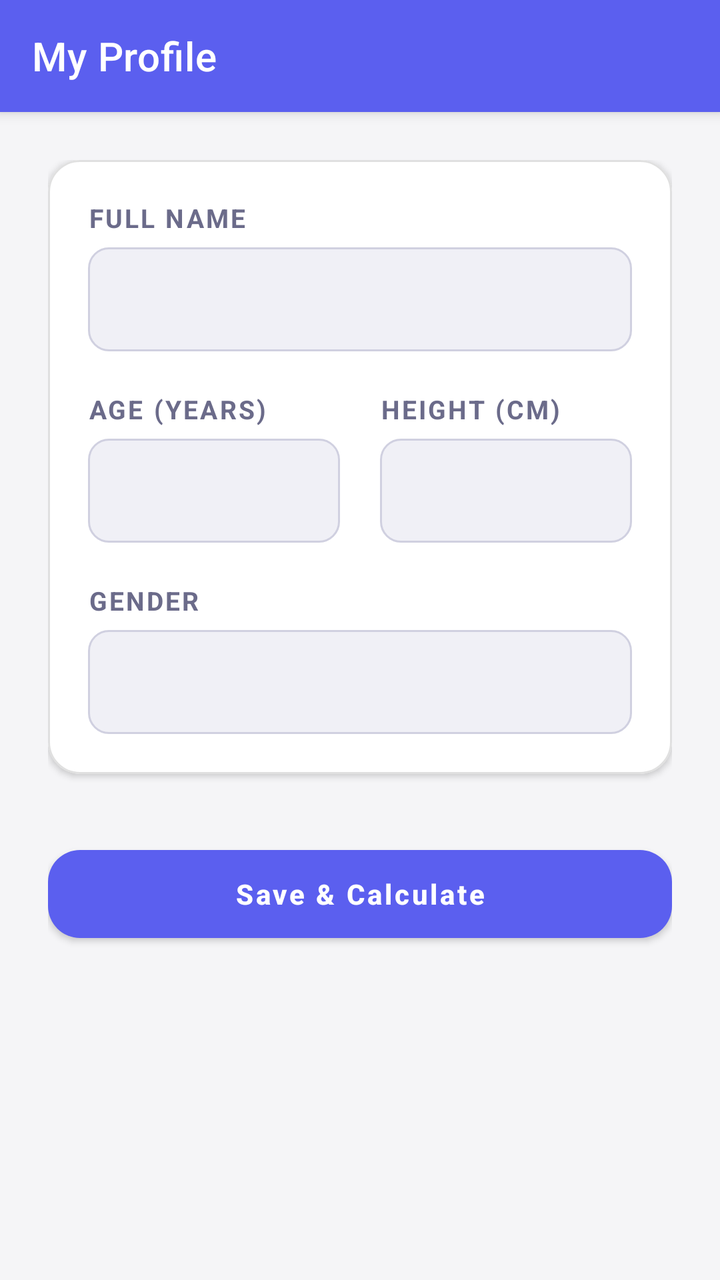
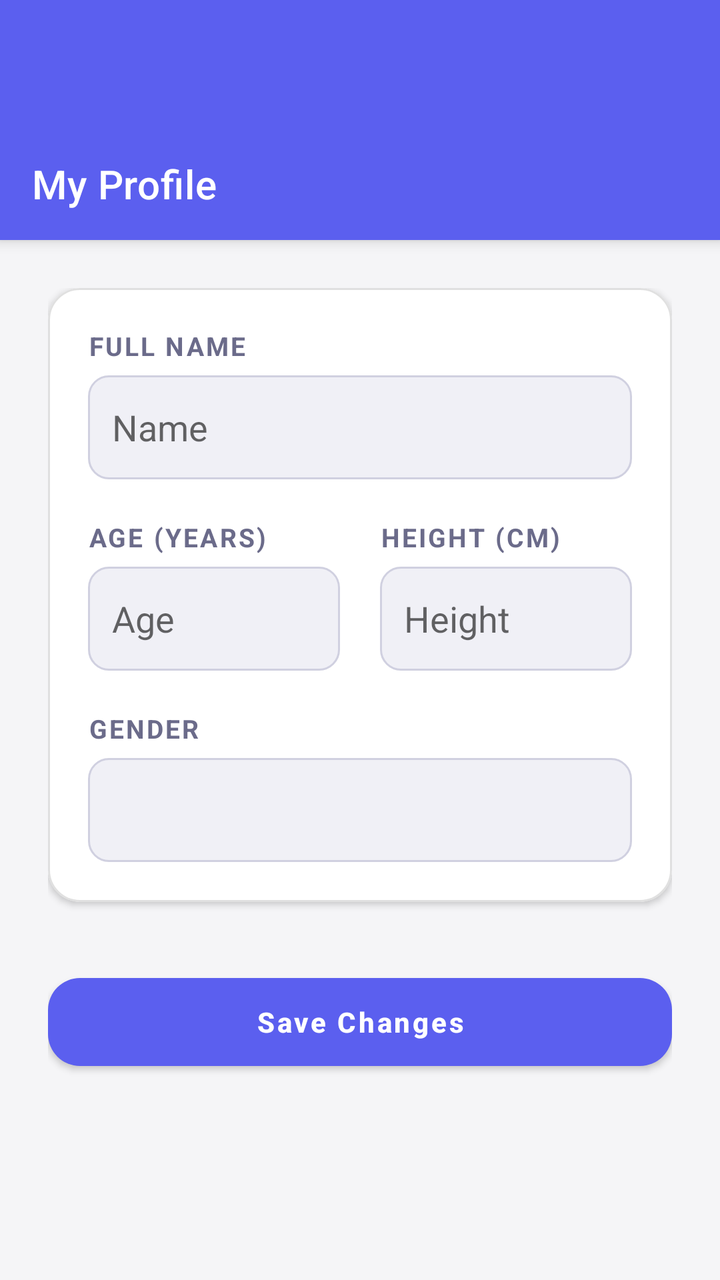

Compare the two renders of this Android layout. The source of the first and the diff that turns it into the second are given below.
<!-- AndroidManifest.xml: application theme Theme.DailyRoutine -->
<!-- res/layout/activity_profile.xml -->
<?xml version="1.0" encoding="utf-8"?>
<androidx.coordinatorlayout.widget.CoordinatorLayout xmlns:android="http://schemas.android.com/apk/res/android"
    xmlns:app="http://schemas.android.com/apk/res-auto"
    android:layout_width="match_parent"
    android:layout_height="match_parent"
    android:background="@color/bgPage">

    <com.google.android.material.appbar.AppBarLayout
        android:layout_width="match_parent"
        android:layout_height="wrap_content"
        android:background="@color/primary">

        <androidx.appcompat.widget.Toolbar
            android:id="@+id/toolbar"
            android:layout_width="match_parent"
            android:layout_height="?attr/actionBarSize"
            app:title="My Profile"
            app:titleTextColor="@android:color/white"/>

    </com.google.android.material.appbar.AppBarLayout>

    <androidx.core.widget.NestedScrollView
        android:layout_width="match_parent"
        android:layout_height="match_parent"
        app:layout_behavior="@string/appbar_scrolling_view_behavior">

        <LinearLayout
            android:layout_width="match_parent"
            android:layout_height="wrap_content"
            android:orientation="vertical"
            android:padding="24dp">

            <com.google.android.material.card.MaterialCardView
                android:layout_width="match_parent"
                android:layout_height="wrap_content"
                app:cardCornerRadius="16dp"
                app:cardElevation="2dp"
                app:strokeWidth="1dp"
                app:strokeColor="@color/cardStroke">

                <LinearLayout
                    android:layout_width="match_parent"
                    android:layout_height="wrap_content"
                    android:orientation="vertical"
                    android:padding="20dp">

                    <TextView style="@style/LabelText" android:text="Full Name"/>
                    <EditText
                        android:id="@+id/etProfileName"
                        android:layout_width="match_parent"
                        android:layout_height="52dp"
                        android:layout_marginTop="6dp"
                        android:background="@drawable/bg_field"
                        android:paddingHorizontal="12dp"
                        android:inputType="textPersonName|textCapWords"/>

                    <LinearLayout
                        android:layout_width="match_parent"
                        android:layout_height="wrap_content"
                        android:orientation="horizontal"
                        android:layout_marginTop="20dp">

                        <LinearLayout
                            android:layout_width="0dp"
                            android:layout_height="wrap_content"
                            android:layout_weight="1"
                            android:orientation="vertical"
                            android:layout_marginEnd="10dp">
                            <TextView style="@style/LabelText" android:text="Age (Years)"/>
                            <EditText
                                android:id="@+id/etProfileAge"
                                android:layout_width="match_parent"
                                android:layout_height="52dp"
                                android:layout_marginTop="6dp"
                                android:background="@drawable/bg_field"
                                android:paddingHorizontal="12dp"
                                android:inputType="number"/>
                        </LinearLayout>

                        <LinearLayout
                            android:layout_width="0dp"
                            android:layout_height="wrap_content"
                            android:layout_weight="1"
                            android:orientation="vertical"
                            android:layout_marginStart="10dp">
                            <TextView style="@style/LabelText" android:text="Height (cm)"/>
                            <EditText
                                android:id="@+id/etProfileHeight"
                                android:layout_width="match_parent"
                                android:layout_height="52dp"
                                android:layout_marginTop="6dp"
                                android:background="@drawable/bg_field"
                                android:paddingHorizontal="12dp"
                                android:inputType="number"/>
                        </LinearLayout>
                    </LinearLayout>

                    <TextView style="@style/LabelText" android:text="Gender" android:layout_marginTop="20dp"/>
                    <Spinner
                        android:id="@+id/spinnerGender"
                        android:layout_width="match_parent"
                        android:layout_height="52dp"
                        android:layout_marginTop="6dp"
                        android:background="@drawable/bg_field"/>

                </LinearLayout>
            </com.google.android.material.card.MaterialCardView>

            
            <com.google.android.material.card.MaterialCardView
                android:id="@+id/cardAnalytics"
                android:layout_width="match_parent"
                android:layout_height="wrap_content"
                android:layout_marginTop="24dp"
                app:cardCornerRadius="16dp"
                app:cardElevation="0dp"
                app:cardBackgroundColor="#F0F4C3"
                android:visibility="gone">
                <LinearLayout
                    android:layout_width="match_parent"
                    android:layout_height="wrap_content"
                    android:orientation="vertical"
                    android:padding="20dp">
                    <TextView
                        android:layout_width="wrap_content"
                        android:layout_height="wrap_content"
                        android:text="Scientific Insights"
                        android:textSize="12sp"
                        android:textStyle="bold"
                        android:textColor="#33691E"
                        android:textAllCaps="true"/>
                    <TextView
                        android:id="@+id/tvBmiResult"
                        android:layout_width="wrap_content"
                        android:layout_height="wrap_content"
                        android:layout_marginTop="8dp"
                        android:text="Your BMI: 22.5 (Normal)"
                        android:textStyle="bold"
                        android:textColor="@color/textPrimary"/>
                    <TextView
                        android:id="@+id/tvBmrResult"
                        android:layout_width="wrap_content"
                        android:layout_height="wrap_content"
                        android:layout_marginTop="4dp"
                        android:text="Your BMR: 1750 kcal/day"
                        android:textColor="@color/textSecondary"/>

                    <com.google.android.material.button.MaterialButton
                        android:id="@+id/btnApplyGoal"
                        android:layout_width="match_parent"
                        android:layout_height="wrap_content"
                        android:layout_marginTop="16dp"
                        android:text="Apply Recommended Calorie Goal"
                        android:textAllCaps="false"
                        app:cornerRadius="12dp"
                        android:backgroundTint="#8BC34A"/>
                </LinearLayout>
            </com.google.android.material.card.MaterialCardView>

            <com.google.android.material.button.MaterialButton
                android:id="@+id/btnSaveProfile"
                android:layout_width="match_parent"
                android:layout_height="56dp"
                android:layout_marginTop="32dp"
                android:text="Save &amp; Calculate"
                android:textAllCaps="false"
                android:textStyle="bold"
                app:cornerRadius="16dp"/>

        </LinearLayout>
    </androidx.core.widget.NestedScrollView>

</androidx.coordinatorlayout.widget.CoordinatorLayout>
<!-- resources referenced by this layout -->
<resources>
  <color name="bgPage">#F5F5F7</color>
  <color name="cardStroke">#E0E0E0</color>
  <color name="primary">#5B5FEF</color>
  <color name="textPrimary">#1A1A2E</color>
  <color name="textSecondary">#6B6B8A</color>
  <!-- drawable bg_field (drawable) -->
  <?xml version="1.0" encoding="utf-8"?>
  <shape xmlns:android="http://schemas.android.com/apk/res/android"
      android:shape="rectangle">
      <solid android:color="@color/fieldBg"/>
      <corners android:radius="10dp"/>
      <stroke android:width="1dp" android:color="@color/fieldStroke"/>
  </shape>
  <style name="LabelText">
          <item name="android:layout_width">wrap_content</item>
          <item name="android:layout_height">wrap_content</item>
          <item name="android:textSize">13sp</item>
          <item name="android:textStyle">bold</item>
          <item name="android:textColor">@color/textSecondary</item>
          <item name="android:textAllCaps">true</item>
          <item name="android:letterSpacing">0.08</item>
      </style>
  <style name="Theme.DailyRoutine" parent="Theme.MaterialComponents.DayNight.NoActionBar">
          <item name="colorPrimary">@color/primary</item>
          <item name="colorPrimaryVariant">@color/primaryDark</item>
          <item name="colorOnPrimary">@android:color/white</item>
          <item name="colorSecondary">@color/accent</item>
          <item name="colorOnSecondary">@android:color/white</item>
          <item name="android:windowBackground">@color/bgPage</item>
          <item name="android:statusBarColor">@color/statusBar</item>
          <item name="android:navigationBarColor">@color/primaryDark</item>
          
          <item name="dialogCornerRadius">16dp</item>
      </style>
  <color name="fieldBg">#F0F0F6</color>
  <color name="fieldStroke">#D0D0E0</color>
  <color name="primaryDark">#3F41C2</color>
  <color name="accent">#7E57C2</color>
  <color name="statusBar">#5B5FEF</color>
</resources>

<!-- the commit's change to res/layout/activity_profile.xml (unified diff, before → after) -->
@@ -8,7 +8,8 @@
     <com.google.android.material.appbar.AppBarLayout
         android:layout_width="match_parent"
         android:layout_height="wrap_content"
-        android:background="@color/primary">
+        android:background="@color/primary"
+        android:paddingTop="64dp">
 
         <androidx.appcompat.widget.Toolbar
             android:id="@+id/toolbar"
@@ -22,6 +23,8 @@
     <androidx.core.widget.NestedScrollView
         android:layout_width="match_parent"
         android:layout_height="match_parent"
+        android:paddingBottom="80dp"
+        android:clipToPadding="false"
         app:layout_behavior="@string/appbar_scrolling_view_behavior">
 
         <LinearLayout
@@ -52,13 +55,16 @@
                         android:layout_marginTop="6dp"
                         android:background="@drawable/bg_field"
                         android:paddingHorizontal="12dp"
-                        android:inputType="textPersonName|textCapWords"/>
+                        android:inputType="textPersonName|textCapWords"
+                        android:autofillHints="name"
+                        android:hint="Name"/>
 
                     <LinearLayout
                         android:layout_width="match_parent"
                         android:layout_height="wrap_content"
                         android:orientation="horizontal"
-                        android:layout_marginTop="20dp">
+                        android:layout_marginTop="20dp"
+                        android:baselineAligned="false">
 
                         <LinearLayout
                             android:layout_width="0dp"
@@ -74,7 +80,8 @@
                                 android:layout_marginTop="6dp"
                                 android:background="@drawable/bg_field"
                                 android:paddingHorizontal="12dp"
-                                android:inputType="number"/>
+                                android:inputType="number"
+                                android:hint="Age"/>
                         </LinearLayout>
 
                         <LinearLayout
@@ -91,7 +98,8 @@
                                 android:layout_marginTop="6dp"
                                 android:background="@drawable/bg_field"
                                 android:paddingHorizontal="12dp"
-                                android:inputType="number"/>
+                                android:inputType="number"
+                                android:hint="Height"/>
                         </LinearLayout>
                     </LinearLayout>
 
@@ -106,63 +114,12 @@
                 </LinearLayout>
             </com.google.android.material.card.MaterialCardView>
 
-            
-            <com.google.android.material.card.MaterialCardView
-                android:id="@+id/cardAnalytics"
-                android:layout_width="match_parent"
-                android:layout_height="wrap_content"
-                android:layout_marginTop="24dp"
-                app:cardCornerRadius="16dp"
-                app:cardElevation="0dp"
-                app:cardBackgroundColor="#F0F4C3"
-                android:visibility="gone">
-                <LinearLayout
-                    android:layout_width="match_parent"
-                    android:layout_height="wrap_content"
-                    android:orientation="vertical"
-                    android:padding="20dp">
-                    <TextView
-                        android:layout_width="wrap_content"
-                        android:layout_height="wrap_content"
-                        android:text="Scientific Insights"
-                        android:textSize="12sp"
-                        android:textStyle="bold"
-                        android:textColor="#33691E"
-                        android:textAllCaps="true"/>
-                    <TextView
-                        android:id="@+id/tvBmiResult"
-                        android:layout_width="wrap_content"
-                        android:layout_height="wrap_content"
-                        android:layout_marginTop="8dp"
-                        android:text="Your BMI: 22.5 (Normal)"
-                        android:textStyle="bold"
-                        android:textColor="@color/textPrimary"/>
-                    <TextView
-                        android:id="@+id/tvBmrResult"
-                        android:layout_width="wrap_content"
-                        android:layout_height="wrap_content"
-                        android:layout_marginTop="4dp"
-                        android:text="Your BMR: 1750 kcal/day"
-                        android:textColor="@color/textSecondary"/>
-
-                    <com.google.android.material.button.MaterialButton
-                        android:id="@+id/btnApplyGoal"
-                        android:layout_width="match_parent"
-                        android:layout_height="wrap_content"
-                        android:layout_marginTop="16dp"
-                        android:text="Apply Recommended Calorie Goal"
-                        android:textAllCaps="false"
-                        app:cornerRadius="12dp"
-                        android:backgroundTint="#8BC34A"/>
-                </LinearLayout>
-            </com.google.android.material.card.MaterialCardView>
-
             <com.google.android.material.button.MaterialButton
                 android:id="@+id/btnSaveProfile"
                 android:layout_width="match_parent"
                 android:layout_height="56dp"
                 android:layout_marginTop="32dp"
-                android:text="Save &amp; Calculate"
+                android:text="Save Changes"
                 android:textAllCaps="false"
                 android:textStyle="bold"
                 app:cornerRadius="16dp"/>
<!-- resource entries referenced after the edit -->
@@ -3,7 +3,6 @@
   <color name="bgPage">#F5F5F7</color>
   <color name="cardStroke">#E0E0E0</color>
   <color name="primary">#5B5FEF</color>
-  <color name="textPrimary">#1A1A2E</color>
   <color name="textSecondary">#6B6B8A</color>
   <!-- drawable bg_field (drawable) -->
   <?xml version="1.0" encoding="utf-8"?>
